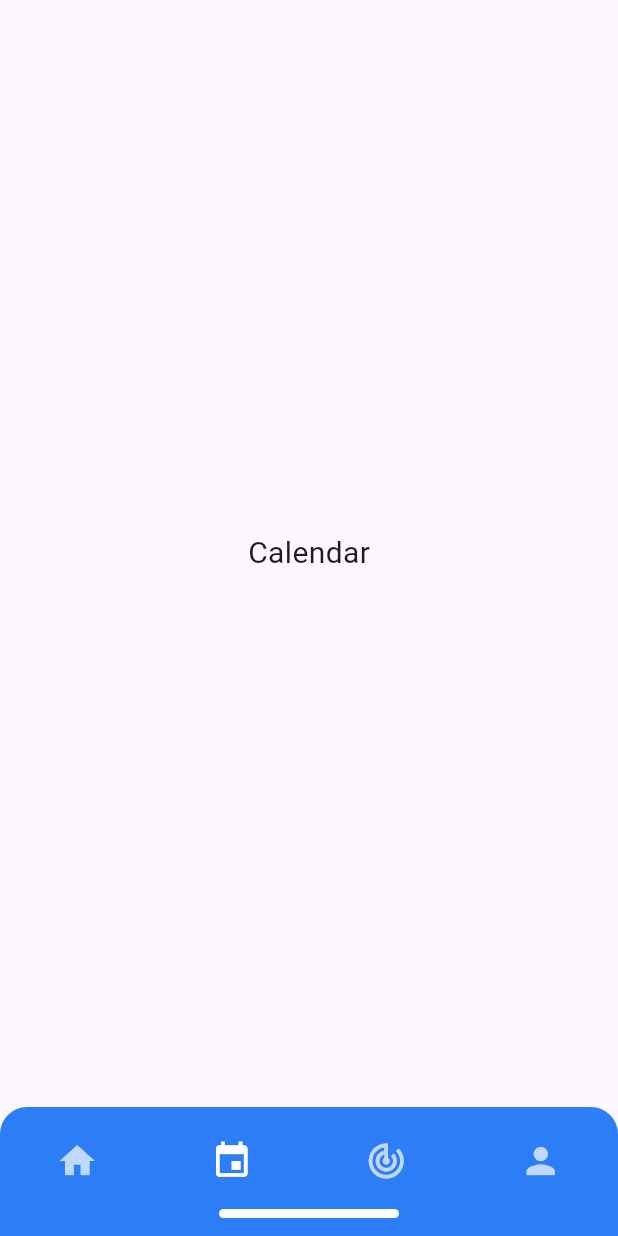
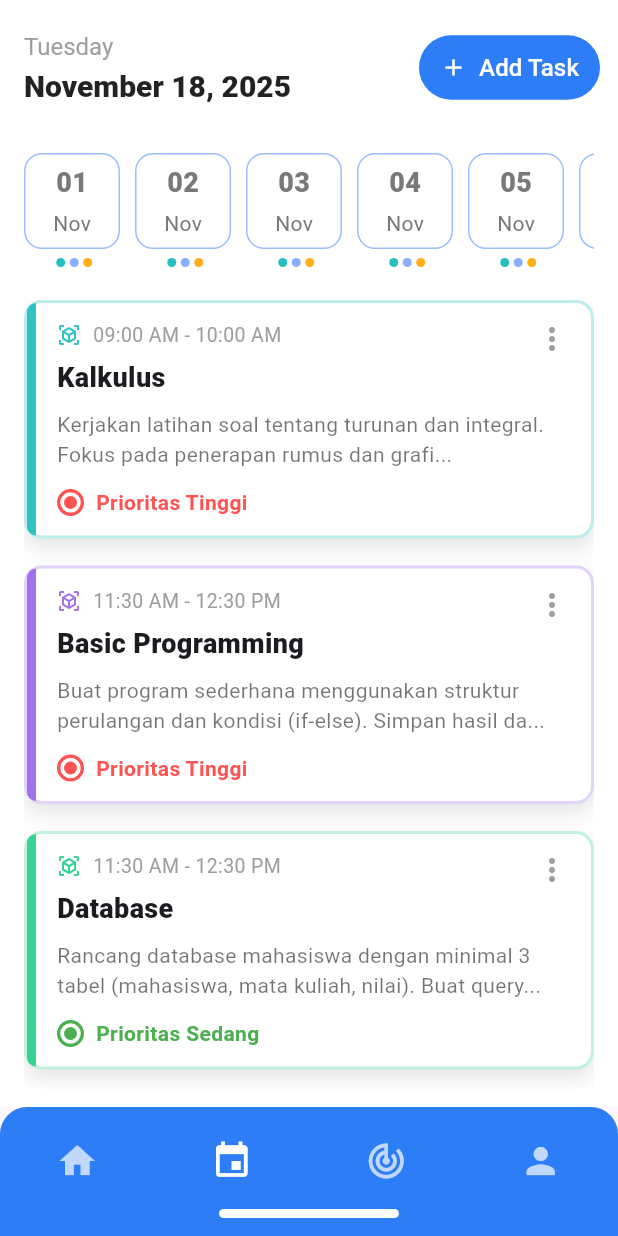
Before and after one commit to Luthfiashofaa/StudiGo-App, a Flutter app: the AppShell screen opened directly, item 2 of the bottom bar chosen, on a phone screen of 412 x 824 dp. Run offline on Flutter 3.47's test engine with Material 3 defaults, Android fonts, the phone set to English and light mode, and no system bars; our stand-ins replace country_code_picker, get, image_picker, permission_handler.

Commit message:
Add calendar page

```diff
--- /dev/null
+++ b/lib/app/modules/views/schedule/schedule_view.dart
@@ -0,0 +1,514 @@
+import 'package:flutter/material.dart';
+
+class ScheduleView extends StatefulWidget {
+  const ScheduleView({Key? key}) : super(key: key);
+
+  @override
+  State<ScheduleView> createState() => _ScheduleViewState();
+}
+
+class _ScheduleViewState extends State<ScheduleView> {
+  DateTime _selectedDate = DateTime.now();
+
+  @override
+  Widget build(BuildContext context) {
+    // show a full month (all days of the selected month) in the top horizontal list
+    final firstOfMonth = DateTime(_selectedDate.year, _selectedDate.month, 1);
+    // compute number of days in the selected month
+    final firstOfNextMonth = DateTime(
+      _selectedDate.month == 12 ? _selectedDate.year + 1 : _selectedDate.year,
+      _selectedDate.month == 12 ? 1 : _selectedDate.month + 1,
+      1,
+    );
+    final daysInMonth = firstOfNextMonth.difference(firstOfMonth).inDays;
+
+    final days = List.generate(daysInMonth, (i) {
+      final now = DateTime(_selectedDate.year, _selectedDate.month, i + 1);
+      return {
+        'label': [
+          'Mon',
+          'Tue',
+          'Wed',
+          'Thu',
+          'Fri',
+          'Sat',
+          'Sun',
+        ][(now.weekday - 1) % 7],
+        'day': now.day.toString().padLeft(2, '0'),
+        'date': now,
+      };
+    });
+
+    final tasks = [
+      {
+        'time': '09:00 AM - 10:00 AM',
+        'title': 'Kalkulus',
+        'desc':
+            'Kerjakan latihan soal tentang turunan dan integral. Fokus pada penerapan rumus dan grafi...',
+        'priority': 'high',
+        'color': const Color(0xFF26BFBF),
+      },
+      {
+        'time': '11:30 AM - 12:30 PM',
+        'title': 'Basic Programming',
+        'desc':
+            'Buat program sederhana menggunakan struktur perulangan dan kondisi (if-else). Simpan hasil da...',
+        'priority': 'high',
+        'color': const Color(0xFF9B6CEB),
+      },
+      {
+        'time': '11:30 AM - 12:30 PM',
+        'title': 'Database',
+        'desc':
+            'Rancang database mahasiswa dengan minimal 3 tabel (mahasiswa, mata kuliah, nilai). Buat query...',
+        'priority': 'medium',
+        'color': const Color(0xFF2BD18C),
+      },
+      {
+        'time': '11:30 AM - 12:30 PM',
+        'title': 'Mobile Programming',
+        'desc':
+            'Buat tampilan halaman login dan beranda sederhana menggunakan Flutter. Pastikan desain...',
+        'priority': 'low',
+        'color': const Color(0xFF3EA7FF),
+      },
+    ];
+
+    final now = DateTime.now();
+    const monthNames = [
+      'January',
+      'February',
+      'March',
+      'April',
+      'May',
+      'June',
+      'July',
+      'August',
+      'September',
+      'October',
+      'November',
+      'December',
+    ];
+    final dateString =
+        '${monthNames[now.month - 1]} ${now.day.toString().padLeft(2, '0')}, ${now.year}';
+    const weekdayNames = [
+      'Monday',
+      'Tuesday',
+      'Wednesday',
+      'Thursday',
+      'Friday',
+      'Saturday',
+      'Sunday',
+    ];
+    final weekdayName = weekdayNames[now.weekday - 1];
+
+    return Scaffold(
+      backgroundColor: Colors.white,
+      appBar: AppBar(
+        backgroundColor: Colors.white,
+        elevation: 0,
+        // slightly reduce toolbar height so calendar content moves up
+        toolbarHeight: 90,
+        // give title a left inset to match body padding
+        titleSpacing: 16,
+        leadingWidth: 0,
+        leading: const SizedBox.shrink(),
+        title: Column(
+          crossAxisAlignment: CrossAxisAlignment.start,
+          children: [
+            Text(
+              weekdayName,
+              style: const TextStyle(color: Colors.grey, fontSize: 16),
+            ),
+            const SizedBox(height: 4),
+            Text(
+              dateString,
+              style: const TextStyle(
+                color: Colors.black87,
+                fontSize: 20,
+                fontWeight: FontWeight.w800,
+              ),
+            ),
+          ],
+        ),
+        actions: [
+          Padding(
+            padding: const EdgeInsets.only(right: 12.0),
+            child: ElevatedButton.icon(
+              onPressed: () {
+
+              },
+              icon: const Icon(Icons.add, size: 18, color: Colors.white),
+              label: const Text(
+                'Add Task',
+                style: TextStyle(fontSize: 16, color: Colors.white),
+              ),
+              style: ElevatedButton.styleFrom(
+                backgroundColor: const Color(0xFF2D7DF6),
+                shape: RoundedRectangleBorder(
+                  borderRadius: BorderRadius.circular(24),
+                ),
+                padding: const EdgeInsets.symmetric(
+                  horizontal: 14,
+                  vertical: 10,
+                ),
+                elevation: 0,
+              ),
+            ),
+          ),
+        ],
+      ),
+      body: SafeArea(
+        child: Padding(
+          padding: const EdgeInsets.fromLTRB(16.0, 12.0, 16.0, 12.0),
+          child: Column(
+            crossAxisAlignment: CrossAxisAlignment.start,
+            children: [
+              SizedBox(
+                height: 86,
+                child: ListView.separated(
+                  scrollDirection: Axis.horizontal,
+                  itemCount: days.length + 1,
+                  separatorBuilder: (_, __) => const SizedBox(width: 10),
+                  itemBuilder: (context, idx) {
+                    if (idx == days.length) {
+                      return GestureDetector(
+                        onTap: () async {
+                          final picked = await showDatePicker(
+                            context: context,
+                            initialDate: _selectedDate,
+                            firstDate: DateTime(2000),
+                            lastDate: DateTime(2100),
+                          );
+                          if (picked != null) {
+                            setState(() {
+                              _selectedDate = picked;
+                            });
+                          }
+                        },
+                        child: SizedBox(
+                          width: 64,
+                          height: 64,
+                          // raise the whole circular button a bit so it sits slightly higher
+                          child: Align(
+                            alignment: const Alignment(0, -0.18),
+                            child: Container(
+                              width: 44,
+                              height: 44,
+                              decoration: BoxDecoration(
+                                shape: BoxShape.circle,
+                                color: Colors.white,
+                                border: Border.all(color: Colors.grey.shade300),
+                              ),
+                              // raise the chevron inside the circle slightly more for visual balance
+                              child: Align(
+                                alignment: const Alignment(0, -0.28),
+                                child: const Icon(
+                                  Icons.chevron_right,
+                                  color: Colors.grey,
+                                ),
+                              ),
+                            ),
+                          ),
+                        ),
+                      );
+                    }
+
+                    final d = days[idx] as Map<String, dynamic>;
+                    final day = d['day'] as String;
+                    final dateObj = d['date'] as DateTime;
+                    final isSelected =
+                        dateObj.year == _selectedDate.year &&
+                        dateObj.month == _selectedDate.month &&
+                        dateObj.day == _selectedDate.day;
+
+                    // month short name
+                    const monthShort = [
+                      'Jan',
+                      'Feb',
+                      'Mar',
+                      'Apr',
+                      'May',
+                      'Jun',
+                      'Jul',
+                      'Aug',
+                      'Sep',
+                      'Oct',
+                      'Nov',
+                      'Dec',
+                    ];
+                    final monthLabel = monthShort[dateObj.month - 1];
+
+                    return GestureDetector(
+                      onTap: () {
+                        setState(() {
+                          _selectedDate = dateObj;
+                        });
+                      },
+                      child: Column(
+                        children: [
+                          Container(
+                            width: 64,
+                            height: 64,
+                            decoration: BoxDecoration(
+                              color: isSelected
+                                  ? const Color(0xFF9BBEFF)
+                                  : Colors.white,
+                              borderRadius: BorderRadius.circular(12),
+                              border: Border.all(
+                                color: isSelected
+                                    ? const Color(0xFF0059FF)
+                                    : const Color(0xFF9BBEFF),
+                              ),
+                            ),
+                            child: Column(
+                              mainAxisAlignment: MainAxisAlignment.center,
+                              children: [
+                                Text(
+                                  day,
+                                  style: TextStyle(
+                                    color: isSelected
+                                        ? Colors.black
+                                        : const Color(0xFF797979),
+                                    fontWeight: FontWeight.w800,
+                                    fontSize: 18,
+                                  ),
+                                ),
+                                const SizedBox(height: 4),
+                                Text(
+                                  monthLabel,
+                                  style: TextStyle(
+                                    color: isSelected
+                                        ? Colors.black
+                                        : const Color(0xFF797979),
+                                  ),
+                                ),
+                              ],
+                            ),
+                          ),
+                          const SizedBox(height: 6),
+                          Row(
+                            mainAxisSize: MainAxisSize.min,
+                            children: const [
+                              SizedBox(width: 3),
+                              CircleAvatar(
+                                radius: 3,
+                                backgroundColor: Color(0xFF26BFBF),
+                              ),
+                              SizedBox(width: 3),
+                              CircleAvatar(
+                                radius: 3,
+                                backgroundColor: Color(0xFF89AFFF),
+                              ),
+                              SizedBox(width: 3),
+                              CircleAvatar(
+                                radius: 3,
+                                backgroundColor: Color(0xFFFFB017),
+                              ),
+                            ],
+                          ),
+                        ],
+                      ),
+                    );
+                  },
+                ),
+              ),
+              const SizedBox(height: 12),
+              Expanded(
+                child: ListView.separated(
+                  itemCount: tasks.length,
+                  separatorBuilder: (_, __) => const SizedBox(height: 18),
+                  itemBuilder: (context, index) {
+                    final t = tasks[index];
+                    final Color border = t['color'] as Color;
+                    final String time = t['time'] as String;
+                    final String title = t['title'] as String;
+                    final String desc = t['desc'] as String;
+                    final String priority = t['priority'] as String;
+                    final Color priorityColor = priority == 'high'
+                        ? Colors.redAccent
+                        : (priority == 'medium' ? Colors.green : Colors.amber);
+                    return Container(
+                      decoration: BoxDecoration(
+                        color: Colors.white,
+                        borderRadius: BorderRadius.circular(12),
+                        border: Border.all(
+                          color: border.withOpacity(0.3),
+                          width: 2,
+                        ),
+                        boxShadow: [
+                          BoxShadow(
+                            color: Colors.black.withOpacity(0.1),
+                            blurRadius: 10,
+                            offset: const Offset(0, 6),
+                          ),
+                        ],
+                      ),
+                      child: IntrinsicHeight(
+                        child: Row(
+                          crossAxisAlignment: CrossAxisAlignment.stretch,
+                          children: [
+                            // colored accent bar on the left (stretches full height)
+                            Container(
+                              width: 6,
+                              decoration: BoxDecoration(
+                                color: border.withOpacity(0.95),
+                                borderRadius: const BorderRadius.only(
+                                  topLeft: Radius.circular(12),
+                                  bottomLeft: Radius.circular(12),
+                                ),
+                              ),
+                            ),
+                            Expanded(
+                              child: Padding(
+                                padding: const EdgeInsets.symmetric(
+                                  horizontal: 14,
+                                  vertical: 12,
+                                ),
+                                child: Column(
+                                  crossAxisAlignment: CrossAxisAlignment.start,
+                                  children: [
+                                    Row(
+                                      crossAxisAlignment:
+                                          CrossAxisAlignment.start,
+                                      children: [
+                                        Expanded(
+                                          child: Column(
+                                            crossAxisAlignment:
+                                                CrossAxisAlignment.start,
+                                            children: [
+                                              Row(
+                                                crossAxisAlignment:
+                                                    CrossAxisAlignment.center,
+                                                children: [
+                                                  Icon(
+                                                    Icons.view_in_ar,
+                                                    size: 16,
+                                                    color: border.withOpacity(
+                                                      0.95,
+                                                    ),
+                                                  ),
+                                                  const SizedBox(width: 8),
+                                                  Text(
+                                                    time,
+                                                    style: const TextStyle(
+                                                      color: Colors.grey,
+                                                      fontSize: 13,
+                                                    ),
+                                                  ),
+                                                ],
+                                              ),
+                                              const SizedBox(height: 6),
+                                              Text(
+                                                title,
+                                                style: const TextStyle(
+                                                  fontSize: 18,
+                                                  fontWeight: FontWeight.w800,
+                                                ),
+                                              ),
+                                            ],
+                                          ),
+                                        ),
+                                        const SizedBox(width: 8),
+                                        const Icon(
+                                          Icons.more_vert,
+                                          color: Colors.grey,
+                                        ),
+                                      ],
+                                    ),
+                                    const SizedBox(height: 8),
+                                    Text(
+                                      desc,
+                                      maxLines: 3,
+                                      overflow: TextOverflow.ellipsis,
+                                      style: const TextStyle(
+                                        color: Colors.black54,
+                                        fontSize: 14,
+                                      ),
+                                    ),
+                                    const SizedBox(height: 12),
+                                    Row(
+                                      children: [
+                                        _PriorityBadge(
+                                          color: priorityColor,
+                                          size: 18,
+                                        ),
+                                        const SizedBox(width: 8),
+                                        Text(
+                                          priority == 'high'
+                                              ? 'Prioritas Tinggi'
+                                              : (priority == 'medium'
+                                                    ? 'Prioritas Sedang'
+                                                    : 'Prioritas Rendah'),
+                                          style: TextStyle(
+                                            color: priorityColor,
+                                            fontWeight: FontWeight.w700,
+                                          ),
+                                        ),
+                                      ],
+                                    ),
+                                  ],
+                                ),
+                              ),
+                            ),
+                          ],
+                        ),
+                      ),
+                    );
+                  },
+                ),
+              ),
+            ],
+          ),
+        ),
+      ),
+    );
+  }
+}
+
+class _PriorityBadge extends StatelessWidget {
+  final Color color;
+  final double size;
+  const _PriorityBadge({Key? key, required this.color, this.size = 18})
+    : super(key: key);
+
+  @override
+  Widget build(BuildContext context) {
+    final double outer = size;
+    final double innerWhite = size * 0.62;
+    final double center = size * 0.48;
+    return SizedBox(
+      width: outer,
+      height: outer,
+      child: Stack(
+        alignment: Alignment.center,
+        children: [
+          // outer ring
+          Container(
+            width: outer,
+            height: outer,
+            decoration: BoxDecoration(
+              shape: BoxShape.circle,
+              border: Border.all(color: color, width: outer * 0.12),
+            ),
+          ),
+          // white inner circle
+          Container(
+            width: innerWhite,
+            height: innerWhite,
+            decoration: const BoxDecoration(
+              shape: BoxShape.circle,
+              color: Colors.white,
+            ),
+          ),
+          // center dot
+          Container(
+            width: center,
+            height: center,
+            decoration: BoxDecoration(shape: BoxShape.circle, color: color),
+          ),
+        ],
+      ),
+    );
+  }
+}
--- a/lib/app/modules/views/shell/app_shell.dart
+++ b/lib/app/modules/views/shell/app_shell.dart
@@ -1,10 +1,12 @@
 import 'package:flutter/material.dart';
 import '../../views/home/home_view.dart';
+import '../../views/schedule/schedule_view.dart';
 import '../../views/streak/streak_view.dart';
 import '../../views/profile/profile_view.dart';
 
 class AppShell extends StatefulWidget {
-  const AppShell({super.key});
+  final int initialIndex;
+  const AppShell({super.key, this.initialIndex = 0});
 
   @override
   State<AppShell> createState() => _AppShellState();
@@ -15,12 +17,18 @@ class _AppShellState extends State<AppShell> {
 
   final List<Widget> _pages = const [
     HomeView(),
-    _Placeholder(title: 'Calendar'),
+    ScheduleView(),
     StreakView(),
     ProfileView(),
   ];
 
   void _onTap(int idx) => setState(() => _currentIndex = idx);
+
+  @override
+  void initState() {
+    super.initState();
+    _currentIndex = widget.initialIndex;
+  }
 
   @override
   Widget build(BuildContext context) {
@@ -93,12 +101,4 @@ class _AppShellState extends State<AppShell> {
   }
 }
 
-class _Placeholder extends StatelessWidget {
-  final String title;
-  const _Placeholder({required this.title});
-
-  @override
-  Widget build(BuildContext context) {
-    return Center(child: Text(title, style: const TextStyle(fontSize: 20)));
-  }
-}
+// _Placeholder removed — replaced by real pages (ScheduleView etc.)
```
Also changed, not shown: pubspec.lock.
